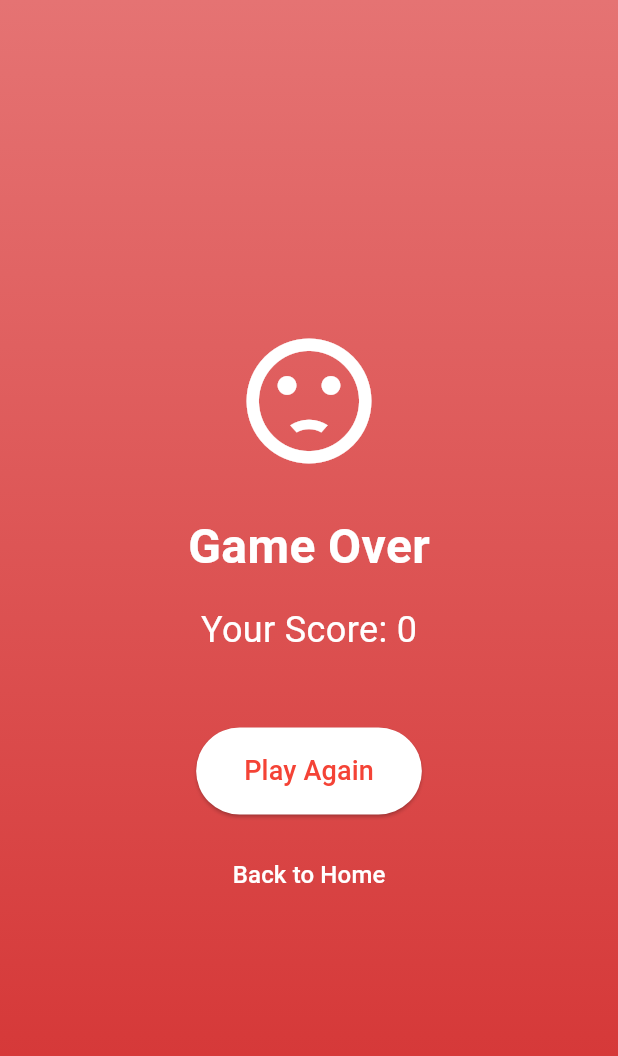
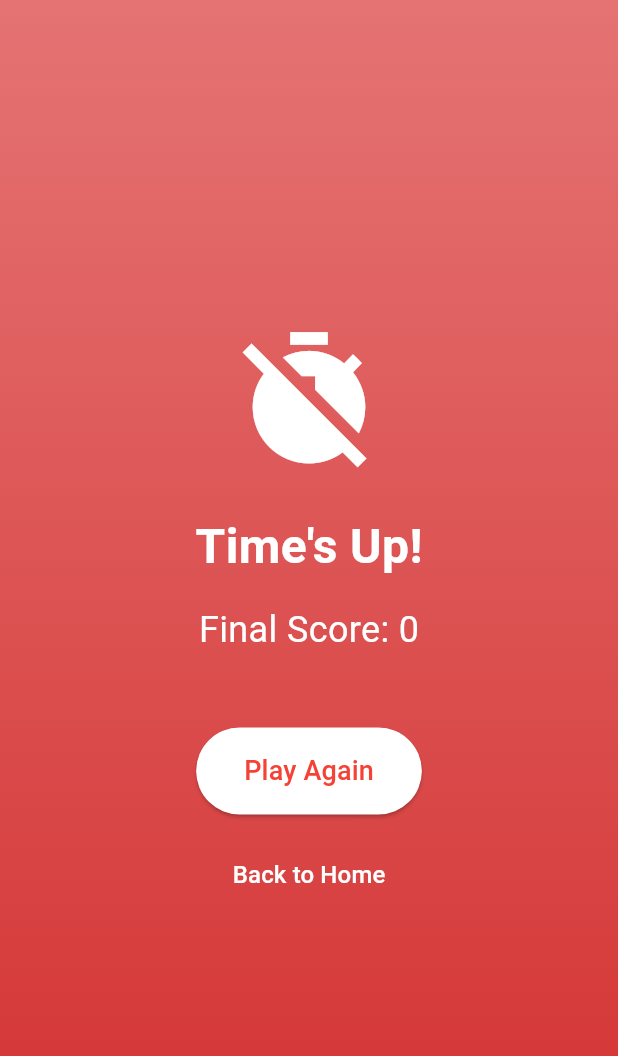
Before and after one commit to AldairAvelino/word-wise, a Flutter app: the GameResultScreen screen opened directly with empty values, on a phone screen of 412 x 824 dp. Shown: the top 1056 px of the screen. Run offline on Flutter 3.47's test engine with Material 3 defaults, Android fonts, the phone set to English and light mode, and no system bars; our stand-ins replace flutter_bloc, shared_preferences; accounts and stored records are empty.

Commit message:
add: word scramble game functionallity

```diff
--- a/mobile/lib/screens/games/game_result_screen.dart
+++ b/mobile/lib/screens/games/game_result_screen.dart
@@ -33,13 +33,13 @@ class GameResultScreen extends StatelessWidget {
               mainAxisAlignment: MainAxisAlignment.center,
               children: [
                 Icon(
-                  isWinner ? Icons.emoji_events : Icons.sentiment_dissatisfied,
+                  isWinner ? Icons.emoji_events : Icons.timer_off,
                   size: 100,
                   color: Colors.white,
                 ),
                 const SizedBox(height: 24),
                 Text(
-                  isWinner ? 'Congratulations!' : 'Game Over',
+                  isWinner ? 'Congratulations!' : 'Time\'s Up!',
                   style: const TextStyle(
                     fontSize: 32,
                     fontWeight: FontWeight.bold,
@@ -48,7 +48,7 @@ class GameResultScreen extends StatelessWidget {
                 ),
                 const SizedBox(height: 16),
                 Text(
-                  'Your Score: $score',
+                  'Final Score: $score',
                   style: const TextStyle(
                     fontSize: 24,
                     color: Colors.white,
```
Also changed, not shown: mobile/lib/providers/word_scramble_provider.dart (+11 -10 lines).
